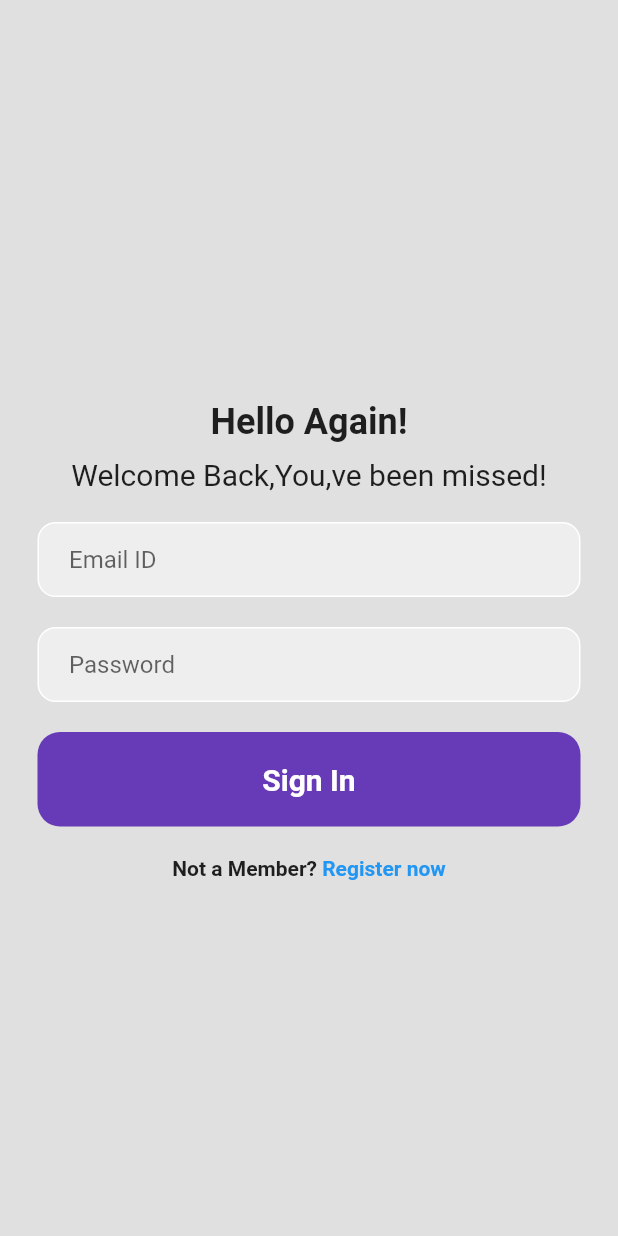
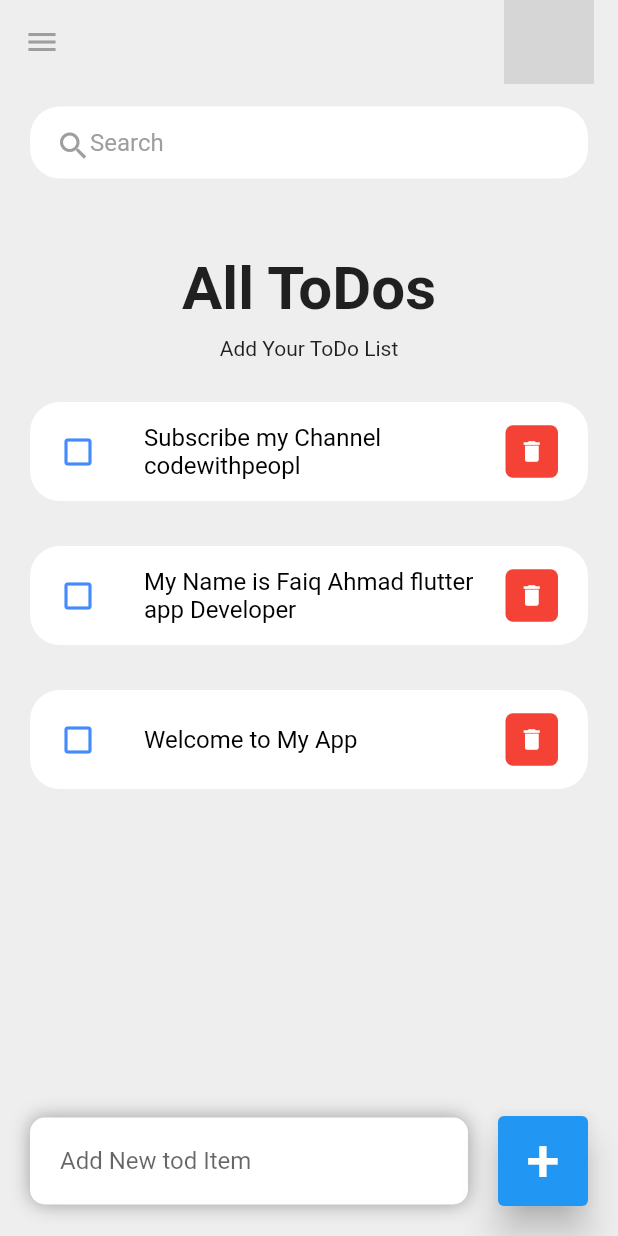
Before and after one commit to faiq157/Login_SignUp_Screen, a Flutter app: the screen it shows after launch, on a phone screen of 412 x 824 dp. Run offline on Flutter 3.47's test engine with Material 2 defaults, Android fonts, the phone set to English and light mode, and no system bars; network calls fail; grey boxes are pictures that could not be loaded.

Commit message:
first Commit

```diff
--- a/lib/Login_Screen.dart
+++ /dev/null
@@ -1,117 +0,0 @@
-import 'package:flutter/cupertino.dart';
-import 'package:flutter/material.dart';
-
-class Login_Screen extends StatefulWidget {
-  const Login_Screen({Key? key}) : super(key: key);
-
-  @override
-  State<Login_Screen> createState() => _Login_ScreenState();
-}
-
-class _Login_ScreenState extends State<Login_Screen> {
-  @override
-  Widget build(BuildContext context) {
-    return Scaffold(
-      backgroundColor: Colors.grey[300],
-      body: SafeArea(
-        child: Center(
-          child: Column(
-            mainAxisAlignment: MainAxisAlignment.center,
-            children: [
-              //Text: Hello again
-              const SizedBox(
-                height: 30,
-              ),
-              const Text(
-                "Hello Again!",
-                style: TextStyle(fontSize: 24, fontWeight: FontWeight.bold),
-              ),
-              const SizedBox(
-                height: 10,
-              ),
-              const Text(
-                'Welcome Back,You,ve been missed!',
-                style: TextStyle(fontSize: 20),
-              ),
-              const SizedBox(
-                height: 20,
-              ),
-              //email TextField
-              Padding(
-                padding: const EdgeInsets.symmetric(horizontal: 25.0),
-                child: Container(
-                  decoration: BoxDecoration(
-                      color: Colors.grey[200],
-                      border: Border.all(color: Colors.white),
-                      borderRadius: BorderRadius.circular(12)),
-                  child: const Padding(
-                    padding: EdgeInsets.only(left: 20.0),
-                    child: TextField(
-                      decoration: InputDecoration(
-                        border: InputBorder.none,
-                        hintText: "Email ID",
-                      ),
-                    ),
-                  ),
-                ),
-              ),
-
-              const SizedBox(
-                height: 20,
-              ),
-              //password TextField
-              Padding(
-                padding: const EdgeInsets.symmetric(horizontal: 25.0),
-                child: Container(
-                  decoration: BoxDecoration(
-                      color: Colors.grey[200],
-                      border: Border.all(color: Colors.white),
-                      borderRadius: BorderRadius.circular(12)),
-                  child: const Padding(
-                    padding: EdgeInsets.only(left: 20.0),
-                    child: TextField(
-                      obscureText: true,
-                      decoration: InputDecoration(
-                        border: InputBorder.none,
-                        hintText: "Password",
-                      ),
-                    ),
-                  ),
-                ),
-              ),
-              //Sign Button
-              const SizedBox(
-                height: 20,
-              ),
-
-              Padding(
-                padding: const EdgeInsets.symmetric(horizontal: 25.0),
-                child: Container(
-                  padding: const EdgeInsets.all(20),
-                  decoration: BoxDecoration(
-                    color: Colors.deepPurple,
-                    borderRadius: BorderRadius.circular(15)
-                  ),
-                  child: const Center(child: Text("Sign In",
-                  style: TextStyle(color: Colors.white,fontSize: 20,fontWeight: FontWeight.bold),)),
-                ),
-              ),
-                const SizedBox(height: 20,),
-              //not a member? Register Now
-              Row(
-                mainAxisAlignment: MainAxisAlignment.center,
-                children: const [
-                  Text("Not a Member?",style: TextStyle(fontWeight: FontWeight.bold),),
-                  Text(" Register now",style: TextStyle(color: Colors.blue,fontWeight: FontWeight.bold),)
-                ],
-              )
-
-
-
-            ],
-          ),
-        ),
-      ),
-    );
-  }
-}
--- /dev/null
+++ b/lib/Screen/homescreen.dart
@@ -0,0 +1,207 @@
+import 'package:flutter/cupertino.dart';
+import 'package:flutter/material.dart';
+import 'package:mylogin/model/todo.dart';
+import 'package:mylogin/widget/todo_list.dart';
+
+class Home extends StatefulWidget {
+  Home({Key? key}) : super(key: key);
+
+  @override
+  State<Home> createState() => _HomeState();
+}
+
+class _HomeState extends State<Home> {
+  final todosList = Todo.todoList();
+  final todoController = TextEditingController();
+  List<Todo> _foundToDo = [];
+
+  @override
+  void initState() {
+    _foundToDo = todosList;
+    super.initState();
+  }
+
+  Widget build(BuildContext context) {
+    return Scaffold(
+      backgroundColor: Colors.grey[200],
+      appBar: _AppBar(),
+      body: Stack(
+        children: [
+          Container(
+            child: Padding(
+              padding:
+                  const EdgeInsets.symmetric(horizontal: 20.0, vertical: 15),
+              child: Column(
+                children: [
+                  SearchBox(),
+                  Expanded(
+                    child: ListView(
+                      children: [
+                        Container(
+                          margin: EdgeInsets.only(top: 50, bottom: 20),
+                          child: Column(
+                            children: [
+                              Text(
+                                "All ToDos",
+                                style: TextStyle(
+                                    fontSize: 40, fontWeight: FontWeight.bold),
+                              ),
+                              Padding(
+                                padding: const EdgeInsets.all(8.0),
+                                child: Text("Add Your ToDo List"),
+                              )
+                            ],
+                          ),
+                        ),
+                        for (Todo todoo in _foundToDo)
+                          TodoList(
+                              todo: todoo,
+                              onToDoChanged: _handleToDoChange,
+                              onDeleteItem: _handleToDoDelete),
+                      ],
+                    ),
+                  )
+                ],
+              ),
+            ),
+          ),
+          Align(
+            alignment: Alignment.bottomCenter,
+            child: Row(
+              children: [
+                Expanded(
+                  child: Container(
+                    margin: EdgeInsets.only(bottom: 20, right: 20, left: 20),
+                    padding: EdgeInsets.symmetric(horizontal: 20, vertical: 5),
+                    decoration: BoxDecoration(
+                      color: Colors.white,
+                      boxShadow: [
+                        BoxShadow(
+                          color: Colors.grey,
+                          offset: Offset(0.0, 0.0),
+                          blurRadius: 10.0,
+                          spreadRadius: 0,
+                        ),
+                      ],
+                      borderRadius: BorderRadius.circular(10),
+                    ),
+                    child: TextField(
+                      controller: todoController,
+                      decoration: InputDecoration(
+                        hintText: "Add New tod Item",
+                        border: InputBorder.none,
+                      ),
+                    ),
+                  ),
+                ),
+                Container(
+                  margin: EdgeInsets.only(bottom: 20, right: 20),
+                  child: ElevatedButton(
+                    onPressed: () {
+                      _addToDoItem(todoController.text);
+                    },
+                    style: ElevatedButton.styleFrom(
+                      minimumSize: Size(60, 60),
+                      elevation: 10,
+                    ),
+                    child: Text(
+                      '+',
+                      style: TextStyle(fontSize: 40),
+                    ),
+                  ),
+                )
+              ],
+            ),
+          )
+        ],
+      ),
+    );
+  }
+
+  void _handleToDoChange(Todo todo) {
+    setState(() {});
+    todo.isDone = !todo.isDone;
+  }
+
+  void _handleToDoDelete(String id) {
+    setState(() {});
+    todosList.removeWhere((item) => item.id == id);
+  }
+
+  void _addToDoItem(String toDo) {
+    setState(() {
+      todosList.add(Todo(
+          id: DateTime.now().millisecondsSinceEpoch.toString(),
+          todoText: toDo));
+    });
+    todoController.clear();
+  }
+
+  void _runfilter(String EnteredKeyword) {
+    List<Todo> result = [];
+    if (EnteredKeyword.isEmpty) {
+      result = todosList;
+    } else {
+      result = todosList
+          .where((item) => item.todoText!
+              .toLowerCase()
+              .contains(EnteredKeyword.toLowerCase()))
+          .toList();
+    }
+    setState(() {
+      _foundToDo = result;
+    });
+  }
+
+  Container SearchBox() {
+    return Container(
+      padding: EdgeInsets.symmetric(horizontal: 15),
+      decoration: BoxDecoration(
+        color: Colors.white,
+        borderRadius: BorderRadius.circular(20),
+      ),
+      child: TextField(
+        onChanged: (value) => _runfilter(value),
+        decoration: InputDecoration(
+            hintText: "Search",
+            hintStyle: TextStyle(color: Colors.grey),
+            border: InputBorder.none,
+            prefixIcon: Padding(
+              padding: EdgeInsets.only(left: 2.0),
+              child: Icon(
+                Icons.search,
+                color: Colors.grey,
+              ),
+            ),
+            prefixIconConstraints: BoxConstraints(
+              maxHeight: 20,
+              maxWidth: 25,
+            )),
+      ),
+    );
+  }
+
+  AppBar _AppBar() {
+    return AppBar(
+      backgroundColor: Colors.grey[200],
+      elevation: 0,
+      title: Row(
+        mainAxisAlignment: MainAxisAlignment.spaceBetween,
+        children: [
+          const Icon(
+            Icons.menu,
+            color: Colors.grey,
+          ),
+          Container(
+              height: 60,
+              width: 60,
+              child: ClipRRect(
+                  borderRadius: BorderRadius.circular(30),
+                  child: Image.network(
+                    "https://cdn-icons-png.flaticon.com/512/9472/9472986.png",
+                  )))
+        ],
+      ),
+    );
+  }
+}
--- a/lib/main.dart
+++ b/lib/main.dart
@@ -1,7 +1,5 @@
 import 'package:flutter/material.dart';
-import 'package:mylogin/Login_Screen.dart';
-
-import 'SignUp_Screen.dart';
+import 'package:mylogin/Screen/homescreen.dart';
 void main() {
   runApp(const MyApp());
 }
@@ -12,15 +10,14 @@ class MyApp extends StatelessWidget {
   // This widget is the root of your application.
   @override
    Widget build(BuildContext context) {
+
     return MaterialApp(
       title: 'Login Screen',
       debugShowCheckedModeBanner: false,
       theme: ThemeData(
-
         primarySwatch: Colors.blue,
       ),
-      home:
-             Login_Screen(),
+      home: Home() ,
             // const SignUp_Screen(),
     );
   }
--- /dev/null
+++ b/lib/model/todo.dart
@@ -0,0 +1,20 @@
+class Todo{
+  String? id;
+  String? todoText;
+    bool isDone;
+    Todo({
+    required this.id,
+      required this.todoText,
+       this.isDone=false,
+  });
+    static List<Todo> todoList(){
+      return[
+        Todo(id: '01', todoText: 'Subscribe my Channel codewithpeopl',),
+        Todo(id: '02', todoText: 'My Name is Faiq Ahmad flutter app Developer',),
+        Todo(id: '03', todoText: 'Welcome to My App',),
+
+
+
+      ];
+    }
+}
--- /dev/null
+++ b/lib/widget/todo_list.dart
@@ -0,0 +1,49 @@
+import 'package:flutter/cupertino.dart';
+import 'package:flutter/material.dart';
+
+import '../model/todo.dart';
+class TodoList extends StatelessWidget {
+  final Todo todo;
+  final onToDoChanged;
+  final onDeleteItem;
+  const TodoList({Key? key,required this.todo, this.onToDoChanged, this.onDeleteItem}) : super(key: key);
+
+  @override
+  Widget build(BuildContext context) {
+    return Container(
+        margin: EdgeInsets.only(bottom: 30),
+        child:
+        ListTile(
+      onTap: (){
+        onToDoChanged(todo);
+      },
+          shape:RoundedRectangleBorder(
+            borderRadius: BorderRadius.circular(20),
+          ) ,
+          contentPadding: EdgeInsets.symmetric(horizontal: 20,vertical:5 ),
+          tileColor: Colors.white,
+          leading: Icon(
+            todo.isDone ?
+            Icons.check_box:Icons.check_box_outline_blank,color: Colors.blueAccent,),
+          title: Text(todo.todoText!,style: TextStyle(fontSize: 16,color: Colors.black,decoration:todo.isDone? TextDecoration.lineThrough:null),
+          ),
+          trailing: Container(
+            height: 35,
+            width: 35,
+            decoration: BoxDecoration(
+              color: Colors.red,
+              borderRadius: BorderRadius.circular(5),
+            ),
+            child: IconButton(
+              color: Colors.white,
+              iconSize: 18,
+              icon: Icon(Icons.delete),
+              onPressed: () {
+                onDeleteItem(todo.id);
+              },
+
+            ),
+          ),
+    ));
+  }
+}
--- a/pubspec.yaml
+++ b/pubspec.yaml
@@ -35,10 +35,13 @@ dependencies:
   # The following adds the Cupertino Icons font to your application.
   # Use with the CupertinoIcons class for iOS style icons.
   cupertino_icons: ^1.0.2
+  google_sign_in: ^6.0.1
 
 dev_dependencies:
   flutter_test:
     sdk: flutter
+  firebase_core: ^1.5.0
+  firebase_auth: ^3.1.0
 
   # The "flutter_lints" package below contains a set of recommended lints to
   # encourage good coding practices. The lint set provided by the package is
```
Also changed, not shown: lib/SignUp_Screen.dart (deleted, +0 -126 lines), pubspec.lock, 1 other file.
